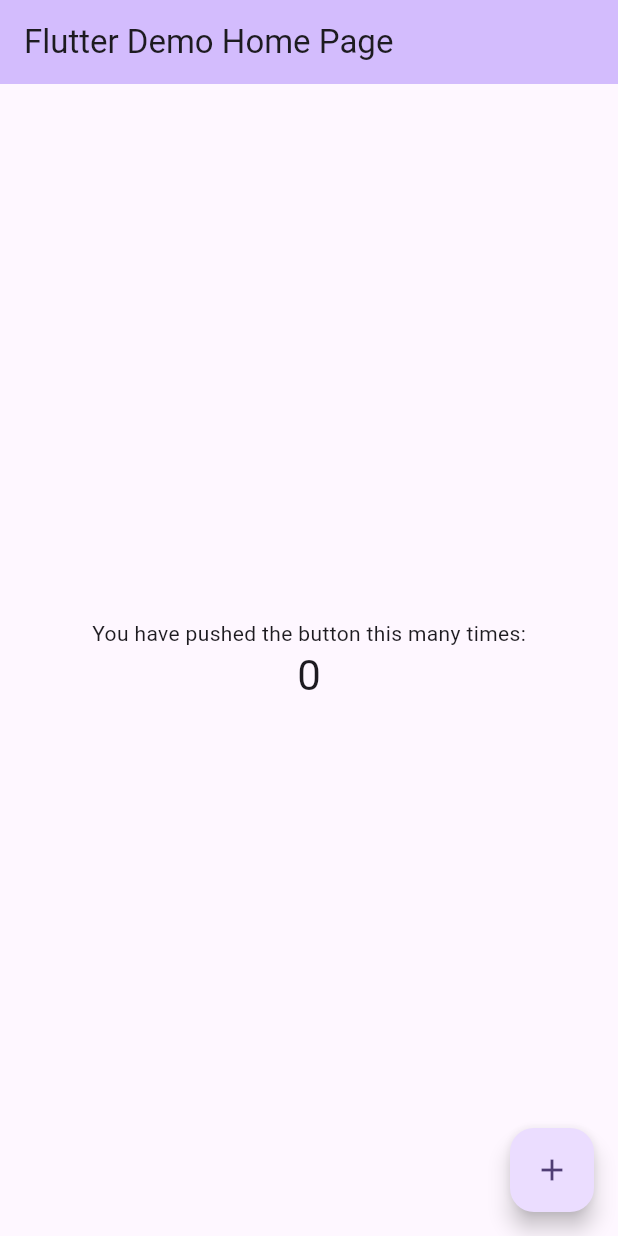
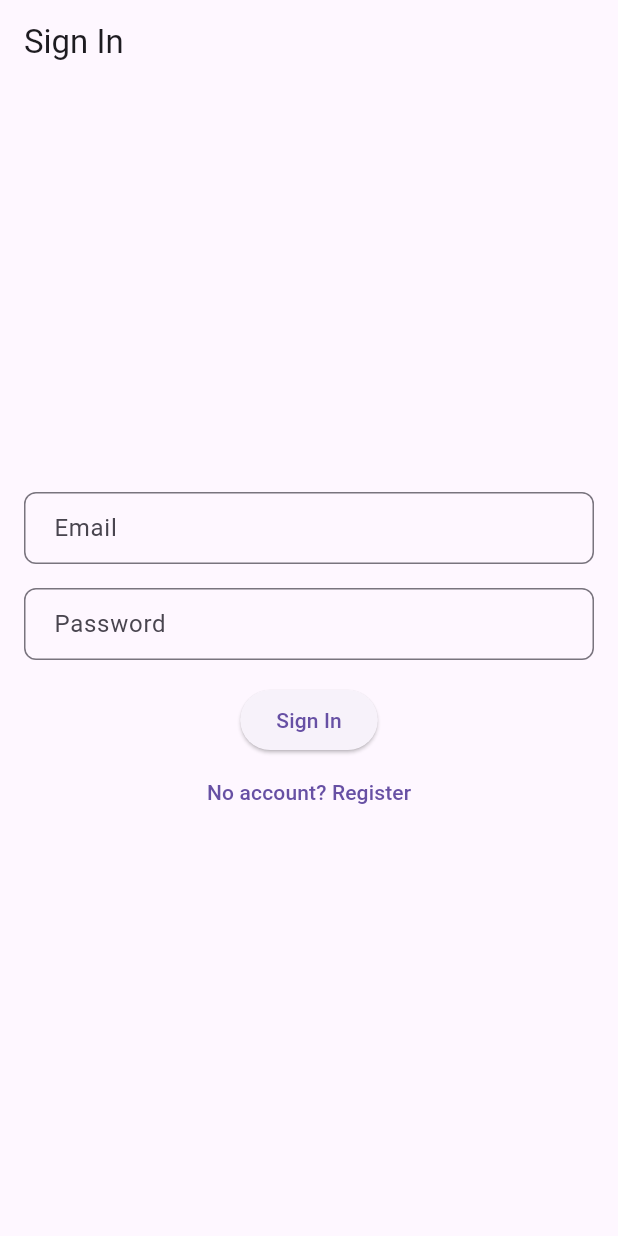
Before and after one commit to tan8325/act13, a Flutter app: the screen it shows after launch, on a phone screen of 412 x 824 dp. Run offline on Flutter 3.47's test engine with Material 3 defaults, Android fonts, the phone set to English and light mode, and no system bars; our stand-ins replace firebase_auth, firebase_core; accounts and stored records are empty.

Commit message:
Added login/register menu and profilescreen

```diff
--- a/lib/main.dart
+++ b/lib/main.dart
@@ -1,122 +1,230 @@
 import 'package:flutter/material.dart';
+import 'package:firebase_core/firebase_core.dart';
+import 'package:firebase_auth/firebase_auth.dart';
+import 'firebase_options.dart';
 
-void main() {
-  runApp(const MyApp());
+void main() async {
+  WidgetsFlutterBinding.ensureInitialized();
+  await Firebase.initializeApp(options: DefaultFirebaseOptions.currentPlatform);
+  runApp(MyApp());
 }
 
+final auth = FirebaseAuth.instance;
+
 class MyApp extends StatelessWidget {
-  const MyApp({super.key});
-
-  // This widget is the root of your application.
   @override
   Widget build(BuildContext context) {
     return MaterialApp(
-      title: 'Flutter Demo',
+      title: 'Firebase Auth Demo',
+      debugShowCheckedModeBanner: false,
       theme: ThemeData(
-        // This is the theme of your application.
-        //
-        // TRY THIS: Try running your application with "flutter run". You'll see
-        // the application has a purple toolbar. Then, without quitting the app,
-        // try changing the seedColor in the colorScheme below to Colors.green
-        // and then invoke "hot reload" (save your changes or press the "hot
-        // reload" button in a Flutter-supported IDE, or press "r" if you used
-        // the command line to start the app).
-        //
-        // Notice that the counter didn't reset back to zero; the application
-        // state is not lost during the reload. To reset the state, use hot
-        // restart instead.
-        //
-        // This works for code too, not just values: Most code changes can be
-        // tested with just a hot reload.
-        colorScheme: ColorScheme.fromSeed(seedColor: Colors.deepPurple),
+        primarySwatch: Colors.indigo,
+        inputDecorationTheme: InputDecorationTheme(
+          border: OutlineInputBorder(borderRadius: BorderRadius.circular(8)),
+          contentPadding: EdgeInsets.symmetric(horizontal: 16, vertical: 12),
+        ),
       ),
-      home: const MyHomePage(title: 'Flutter Demo Home Page'),
+      home: AuthSwitcher(),
     );
   }
 }
 
-class MyHomePage extends StatefulWidget {
-  const MyHomePage({super.key, required this.title});
+class AuthSwitcher extends StatefulWidget {
+  @override
+  _AuthSwitcherState createState() => _AuthSwitcherState();
+}
 
-  // This widget is the home page of your application. It is stateful, meaning
-  // that it has a State object (defined below) that contains fields that affect
-  // how it looks.
+class _AuthSwitcherState extends State<AuthSwitcher> {
+  bool showLogin = true;
 
-  // This class is the configuration for the state. It holds the values (in this
-  // case the title) provided by the parent (in this case the App widget) and
-  // used by the build method of the State. Fields in a Widget subclass are
-  // always marked "final".
-
-  final String title;
+  void toggle() => setState(() => showLogin = !showLogin);
 
   @override
-  State<MyHomePage> createState() => _MyHomePageState();
+  Widget build(BuildContext context) {
+    return AuthForm(isLogin: showLogin, onToggle: toggle);
+  }
 }
 
-class _MyHomePageState extends State<MyHomePage> {
-  int _counter = 0;
+class AuthForm extends StatefulWidget {
+  final bool isLogin;
+  final VoidCallback onToggle;
 
-  void _incrementCounter() {
+  AuthForm({required this.isLogin, required this.onToggle});
+
+  @override
+  _AuthFormState createState() => _AuthFormState();
+}
+
+class _AuthFormState extends State<AuthForm> {
+  final emailCtrl = TextEditingController();
+  final passCtrl = TextEditingController();
+  String error = '';
+  Color errorColor = Colors.red;
+  bool loading = false;
+
+  void _submit() async {
     setState(() {
-      // This call to setState tells the Flutter framework that something has
-      // changed in this State, which causes it to rerun the build method below
-      // so that the display can reflect the updated values. If we changed
-      // _counter without calling setState(), then the build method would not be
-      // called again, and so nothing would appear to happen.
-      _counter++;
+      error = '';
+      loading = true;
     });
+
+    try {
+      if (widget.isLogin) {
+        await auth.signInWithEmailAndPassword(
+          email: emailCtrl.text.trim(),
+          password: passCtrl.text,
+        );
+
+        if (mounted) {
+          Navigator.pushReplacement(
+            context,
+            MaterialPageRoute(builder: (_) => ProfileScreen()),
+          );
+        }
+      } else {
+        await auth.createUserWithEmailAndPassword(
+          email: emailCtrl.text.trim(),
+          password: passCtrl.text,
+        );
+
+        emailCtrl.clear();
+        passCtrl.clear();
+
+        if (mounted) {
+          setState(() {
+            error = 'Account created successfully. Please sign in.';
+            errorColor = Colors.green;
+          });
+          widget.onToggle();
+        }
+      }
+    } catch (e) {
+      setState(() {
+        error = e.toString().split('] ').last;
+        errorColor = Colors.red;
+      });
+    } finally {
+      if (mounted) setState(() => loading = false);
+    }
   }
 
   @override
   Widget build(BuildContext context) {
-    // This method is rerun every time setState is called, for instance as done
-    // by the _incrementCounter method above.
-    //
-    // The Flutter framework has been optimized to make rerunning build methods
-    // fast, so that you can just rebuild anything that needs updating rather
-    // than having to individually change instances of widgets.
+    final title = widget.isLogin ? 'Sign In' : 'Register';
+    final toggleText =
+        widget.isLogin ? 'No account? Register' : 'Have an account? Sign In';
+
+    return Scaffold(
+      appBar: AppBar(title: Text(title)),
+      body: Center(
+        child: Padding(
+          padding: EdgeInsets.all(16),
+          child: Column(
+            mainAxisAlignment: MainAxisAlignment.center,
+            children: [
+              Padding(
+                padding: const EdgeInsets.only(bottom: 16),
+                child: TextField(
+                  controller: emailCtrl,
+                  decoration: InputDecoration(labelText: 'Email'),
+                ),
+              ),
+              Padding(
+                padding: const EdgeInsets.only(bottom: 16),
+                child: TextField(
+                  controller: passCtrl,
+                  obscureText: true,
+                  decoration: InputDecoration(labelText: 'Password'),
+                ),
+              ),
+              ElevatedButton(
+                onPressed: loading ? null : _submit,
+                child: Text(title),
+              ),
+              TextButton(onPressed: widget.onToggle, child: Text(toggleText)),
+              if (error.isNotEmpty)
+                Text(
+                  error,
+                  style: TextStyle(color: errorColor),
+                ),
+            ],
+          ),
+        ),
+      ),
+    );
+  }
+}
+
+class ProfileScreen extends StatelessWidget {
+  final newPassCtrl = TextEditingController();
+
+  void _changePassword(BuildContext context) async {
+    final newPass = newPassCtrl.text;
+    if (newPass.length < 6) {
+      _showMsg(context, 'Password must be at least 6 characters');
+      return;
+    }
+
+    try {
+      await auth.currentUser?.updatePassword(newPass);
+      _showMsg(context, 'Password changed successfully');
+      newPassCtrl.clear();
+    } catch (_) {
+      _showMsg(context, 'Error changing password. Reauthenticate and try again.');
+    }
+  }
+
+  void _logout(BuildContext context) async {
+    await auth.signOut();
+    Navigator.pushReplacement(
+      context,
+      MaterialPageRoute(builder: (_) => AuthSwitcher()),
+    );
+  }
+
+  void _showMsg(BuildContext context, String msg) {
+    ScaffoldMessenger.of(context).showSnackBar(
+      SnackBar(content: Text(msg)),
+    );
+  }
+
+  @override
+  Widget build(BuildContext context) {
+    final user = auth.currentUser;
     return Scaffold(
       appBar: AppBar(
-        // TRY THIS: Try changing the color here to a specific color (to
-        // Colors.amber, perhaps?) and trigger a hot reload to see the AppBar
-        // change color while the other colors stay the same.
-        backgroundColor: Theme.of(context).colorScheme.inversePrimary,
-        // Here we take the value from the MyHomePage object that was created by
-        // the App.build method, and use it to set our appbar title.
-        title: Text(widget.title),
+        title: Text('Profile'),
+        actions: [
+          IconButton(icon: Icon(Icons.logout), onPressed: () => _logout(context)),
+        ],
       ),
-      body: Center(
-        // Center is a layout widget. It takes a single child and positions it
-        // in the middle of the parent.
+      body: Padding(
+        padding: const EdgeInsets.all(24.0),
         child: Column(
-          // Column is also a layout widget. It takes a list of children and
-          // arranges them vertically. By default, it sizes itself to fit its
-          // children horizontally, and tries to be as tall as its parent.
-          //
-          // Column has various properties to control how it sizes itself and
-          // how it positions its children. Here we use mainAxisAlignment to
-          // center the children vertically; the main axis here is the vertical
-          // axis because Columns are vertical (the cross axis would be
-          // horizontal).
-          //
-          // TRY THIS: Invoke "debug painting" (choose the "Toggle Debug Paint"
-          // action in the IDE, or press "p" in the console), to see the
-          // wireframe for each widget.
-          mainAxisAlignment: MainAxisAlignment.center,
-          children: <Widget>[
-            const Text('You have pushed the button this many times:'),
+          crossAxisAlignment: CrossAxisAlignment.start,
+          children: [
+            Text('Welcome,', style: TextStyle(fontSize: 18)),
             Text(
-              '$_counter',
-              style: Theme.of(context).textTheme.headlineMedium,
+              user?.email ?? '',
+              style: TextStyle(fontSize: 22, fontWeight: FontWeight.bold),
+            ),
+            SizedBox(height: 32),
+            TextField(
+              controller: newPassCtrl,
+              obscureText: true,
+              decoration: InputDecoration(labelText: 'New Password'),
+            ),
+            SizedBox(height: 16),
+            SizedBox(
+              width: double.infinity,
+              child: ElevatedButton(
+                onPressed: () => _changePassword(context),
+                child: Text('Change Password'),
+              ),
             ),
           ],
         ),
       ),
-      floatingActionButton: FloatingActionButton(
-        onPressed: _incrementCounter,
-        tooltip: 'Increment',
-        child: const Icon(Icons.add),
-      ), // This trailing comma makes auto-formatting nicer for build methods.
     );
   }
 }
```
Also changed, not shown: 1 other file.
